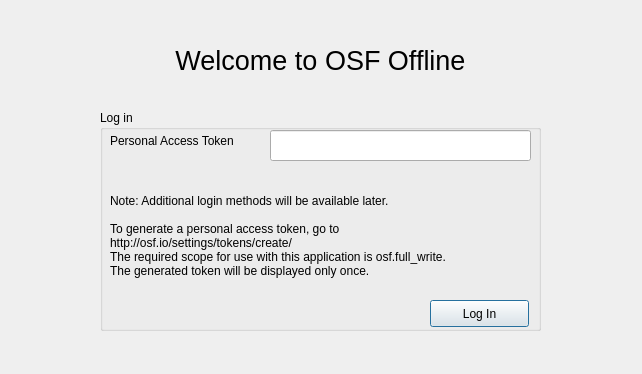
Old version of the form osfoffline/views/rsc/gui/startscreen_gui/startscreen.ui in the repository CenterForOpenScience/osf-sync.
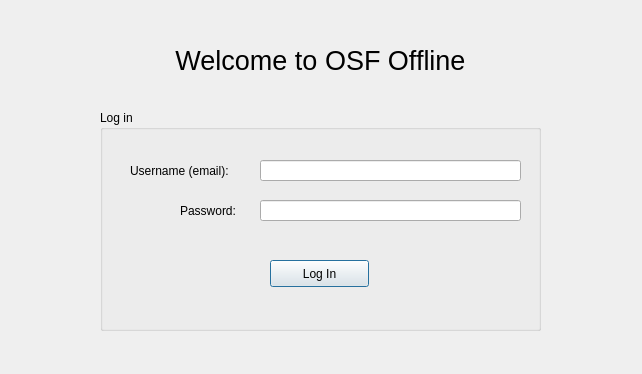
New version of the form.

What changed in the file:
```diff
--- a/osfoffline/views/rsc/gui/startscreen_gui/startscreen.ui
+++ b/osfoffline/views/rsc/gui/startscreen_gui/startscreen.ui
@@ -28,8 +28,8 @@
    <widget class="QPushButton" name="logInButton">
     <property name="geometry">
      <rect>
-      <x>330</x>
-      <y>190</y>
+      <x>170</x>
+      <y>150</y>
       <width>99</width>
       <height>27</height>
      </rect>
@@ -41,45 +41,47 @@
    <widget class="QLabel" name="label_6">
     <property name="geometry">
      <rect>
-      <x>10</x>
-      <y>20</y>
-      <width>141</width>
+      <x>30</x>
+      <y>50</y>
+      <width>110</width>
       <height>21</height>
      </rect>
     </property>
     <property name="text">
-     <string>Personal Access Token</string>
+     <string>Username (email):</string>
     </property>
    </widget>
    <widget class="QLineEdit" name="personalAccessTokenEdit">
     <property name="geometry">
      <rect>
-      <x>170</x>
-      <y>20</y>
+      <x>160</x>
+      <y>50</y>
       <width>261</width>
-      <height>31</height>
+      <height>21</height>
      </rect>
     </property>
    </widget>
    <widget class="QLabel" name="label_7">
     <property name="geometry">
      <rect>
-      <x>10</x>
-      <y>70</y>
-      <width>421</width>
-      <height>111</height>
+      <x>80</x>
+      <y>90</y>
+      <width>70</width>
+      <height>21</height>
      </rect>
     </property>
     <property name="text">
-     <string>Note: Additional login methods will be available later. 
-
-To generate a personal access token, go to 
-http://osf.io/settings/tokens/create/ 
-The required scope for use with this application is osf.full_write. 
-The generated token will be displayed only once.</string>
+     <string>Password:</string>
     </property>
-    <property name="textFormat">
-     <enum>Qt::PlainText</enum>
+   </widget>
+   <widget class="QLineEdit" name="passwordEdit">
+    <property name="geometry">
+     <rect>
+      <x>160</x>
+      <y>90</y>
+      <width>261</width>
+      <height>21</height>
+     </rect>
     </property>
    </widget>
   </widget>
```
Left out of the diff: 2 changed lines with no effect on the pictures.
